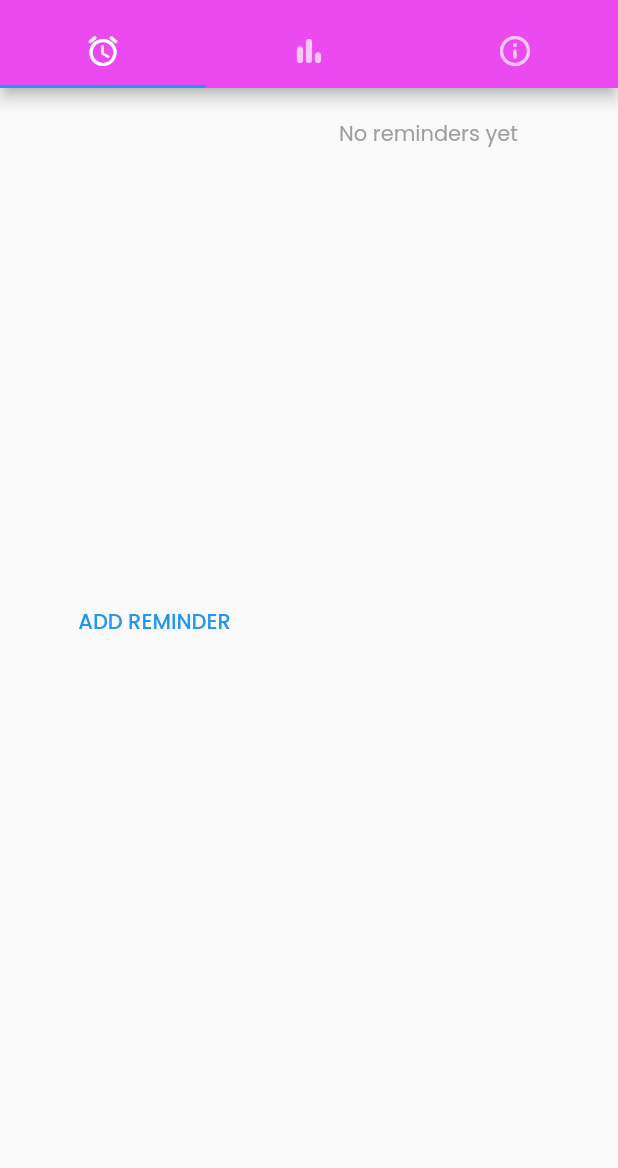
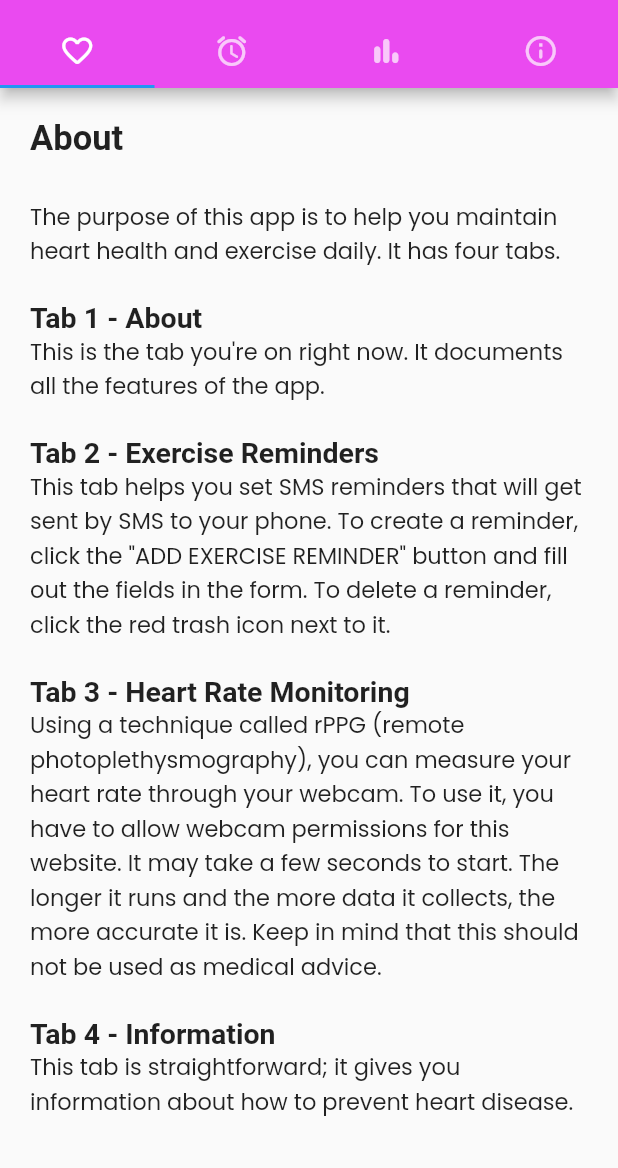
Before and after one commit to shreyasm-dev/healthy_heart, a Flutter app: the screen it shows after launch, on a phone screen of 412 x 824 dp, the part 68-1236 px from its top. Run offline on Flutter 3.47's test engine with Material 2 defaults, Android fonts, the light colour scheme and no system bars; our stand-ins replace google_fonts; missing offline and left inert: dart:html, dart:js; statements that could not run were skipped.

Commit message:
Updated app

```diff
--- /dev/null
+++ b/healthy_heart/lib/aboutpage.dart
@@ -0,0 +1,85 @@
+import 'dart:js' as js;
+import 'package:flutter/gestures.dart';
+import 'package:flutter/material.dart';
+import 'package:google_fonts/google_fonts.dart';
+
+TextSpan text(String text) {
+  return TextSpan(
+    text: text,
+  );
+}
+
+TextSpan h1(String text) {
+  return TextSpan(
+    text: '$text\n\n',
+    style: TextStyle(
+      fontSize: 23,
+      fontWeight: FontWeight.bold,
+    ),
+  );
+}
+
+TextSpan h2(String text) {
+  return TextSpan(
+    text: '\n$text\n',
+    style: TextStyle(
+      fontSize: 19,
+      fontWeight: FontWeight.bold,
+    ),
+  );
+}
+
+TextSpan link(String url) {
+  return TextSpan(
+    text: url,
+    recognizer: new TapGestureRecognizer()..onTap = () => js.context.callMethod('open', [url, '_blank']),
+    style: TextStyle(
+      color: Colors.blue,
+      decoration: TextDecoration.underline,
+    ),
+  );
+}
+
+class AboutPage extends StatelessWidget {
+  @override
+  Widget build(BuildContext context) {
+    return Scaffold(
+      body: Container(
+        child: Row(
+          children: [
+            Flexible(
+              child: Scrollbar(
+                child: SingleChildScrollView(
+                  child: Container(
+                    padding: EdgeInsets.all(20),
+                    child: Text.rich(
+                      TextSpan(
+                        children: [
+                          h1('About'),
+                          text('The purpose of this app is to help you maintain heart health and exercise daily. It has four tabs.\n'),
+                          h2('Tab 1 - About'),
+                          text('This is the tab you\'re on right now. It documents all the features of the app.\n'),
+                          h2('Tab 2 - Exercise Reminders'),
+                          text('This tab helps you set SMS reminders that will get sent by SMS to your phone. To create a reminder, click the "ADD EXERCISE REMINDER" button and fill out the fields in the form. To delete a reminder, click the red trash icon next to it.\n'),
+                          h2('Tab 3 - Heart Rate Monitoring'),
+                          text('Using a technique called rPPG (remote photoplethysmography), you can measure your heart rate through your webcam. To use it, you have to allow webcam permissions for this website. It may take a few seconds to start. The longer it runs and the more data it collects, the more accurate it is. Keep in mind that this should not be used as medical advice.\n'),
+                          h2('Tab 4 - Information'),
+                          text('This tab is straightforward; it gives you information about how to prevent heart disease.\n\n\nThis app was made for the STL Science Fair. The code for this app can be found at '),
+                          link('https://github.com/shreyasm-dev/healthyheart'),
+                          text('.'),
+                        ],
+                      ),
+                      style: GoogleFonts.poppins(
+                        fontSize: 15,
+                      ),
+                    ),
+                  ),
+                ),
+              ),
+            ),
+          ]
+        ),
+      ),
+    );
+  }
+}
--- a/healthy_heart/lib/infopage.dart
+++ b/healthy_heart/lib/infopage.dart
@@ -82,7 +82,7 @@ class InfoPage extends StatelessWidget {
                           link('https://www.heart.org/en/healthy-living/healthy-lifestyle/stress-management/stress-and-heart-health'),
                           text(' says that managing stress is "a good idea for your overall health", and that "researchers are currently studying whether managing stress is effective for heart disease". Stress can increase blood pressure and can increase risk of heart problems. To keep stress levels down, '),
                           link('https://www.webmd.com/heart-disease/features/reduce-stress-heart-health'),
-                          text(' quotes that focusing on "your physical, emotional, and psychological well-being helps keep it under control". It elaborates by saying that, to keep stress at a minimum, you can eat a healthy diet, exercise on most days, get good amounts of sleep, stay away from alcohol and drugs, keep a reasonably manageable schedule, take time to relax, etc.\n'),
+                          text(' quotes that focusing on "your physical, emotional, and psychological well-being helps keep it under control". It elaborates by saying that, to keep stress at a minimum, you can eat a healthy diet, exercise on most days, get good amounts of sleep, stay away from alcohol and drugs, keep a reasonably manageable schedule, take time to relax, etc. You can also do yoga or meditate, since they help you feel relaxed, which reduces stress and anxiety.\n'),
                           h2('Smoking and Alcohol'),
                           link('https://www.bhf.org.uk/informationsupport/heart-matters-magazine/medical/effects-of-alcohol-on-your-heart'),
                           text(' says that alcohol can increase the risk of cardiovascular disease (CVD), which in turn increase your risk of a heart attack or stroke. In addition to various heart diseases, drinking alcohol can also cause other non-heart related diseases. Smoking can also seriously affect your heart. '),
--- a/healthy_heart/lib/main.dart
+++ b/healthy_heart/lib/main.dart
@@ -4,6 +4,7 @@ import 'package:http/http.dart' as http;
 import 'package:flutter/material.dart';
 import 'package:flutter/services.dart';
 import 'package:google_fonts/google_fonts.dart';
+import 'package:healthy_heart/aboutpage.dart';
 import 'package:healthy_heart/reminderspage.dart';
 import 'package:healthy_heart/heartratepage.dart';
 import 'package:healthy_heart/infopage.dart';
@@ -61,11 +62,12 @@ class _AppState extends State<App> {
       ),
       debugShowCheckedModeBanner: false,
       home: DefaultTabController(
-        length: 3,
+        length: 4,
         child: Scaffold(
           appBar: AppBar(
             bottom: TabBar(
               tabs: [
+                Tab(icon: Icon(Icons.favorite_border_rounded)),
                 Tab(icon: Icon(Icons.alarm_rounded)),
                 Tab(icon: Icon(Icons.bar_chart_rounded)),
                 Tab(icon: Icon(Icons.info_outline_rounded)),
@@ -96,6 +98,7 @@ class _AppState extends State<App> {
           ),
           body: TabBarView(
             children: [
+              AboutPage(),
               RemindersPage(
                 MaterialColor(0xffea4af0, colors),
                 (String name, String number, int hours, int mins, bool pm, List<bool> days) {
--- a/healthy_heart/lib/reminderspage.dart
+++ b/healthy_heart/lib/reminderspage.dart
@@ -80,7 +80,7 @@ class _RemindersPageState extends State<RemindersPage> {
               },
               child: Container(
                 padding: EdgeInsets.all(10),
-                child: Text('ADD REMINDER'),
+                child: Text('ADD EXERCISE REMINDER'),
               ),
             ),
           ),
@@ -91,14 +91,14 @@ class _RemindersPageState extends State<RemindersPage> {
             ),
             child: ListView(
               children: [
-                for (final Map<String, String> reminder in reminderList)
-                  Reminder(reminder, widget.deleteCallback, setState),
-                if (reminderList.length == 0) Text(
-                  'No reminders yet',
+                Text(
+                  'Click the "ADD EXERCISE REMINDER" to schedule a new SMS reminder',
                   style: TextStyle(
                     color: Colors.grey,
                   ),
                 ),
+                for (final Map<String, String> reminder in reminderList)
+                  Reminder(reminder, widget.deleteCallback, setState),
               ],
             ),
           ),
@@ -195,7 +195,7 @@ class _NewReminderDialogState extends State<NewReminderDialog> {
     return Scaffold(
       appBar: AppBar(
         backgroundColor: widget.mainColor,
-        title: Text('New Excercise Reminder'),
+        title: Text('New Exercise Reminder'),
       ),
       body: Scrollbar(
         radius: Radius.circular(100),
```
Also changed, not shown: 5 other files.
